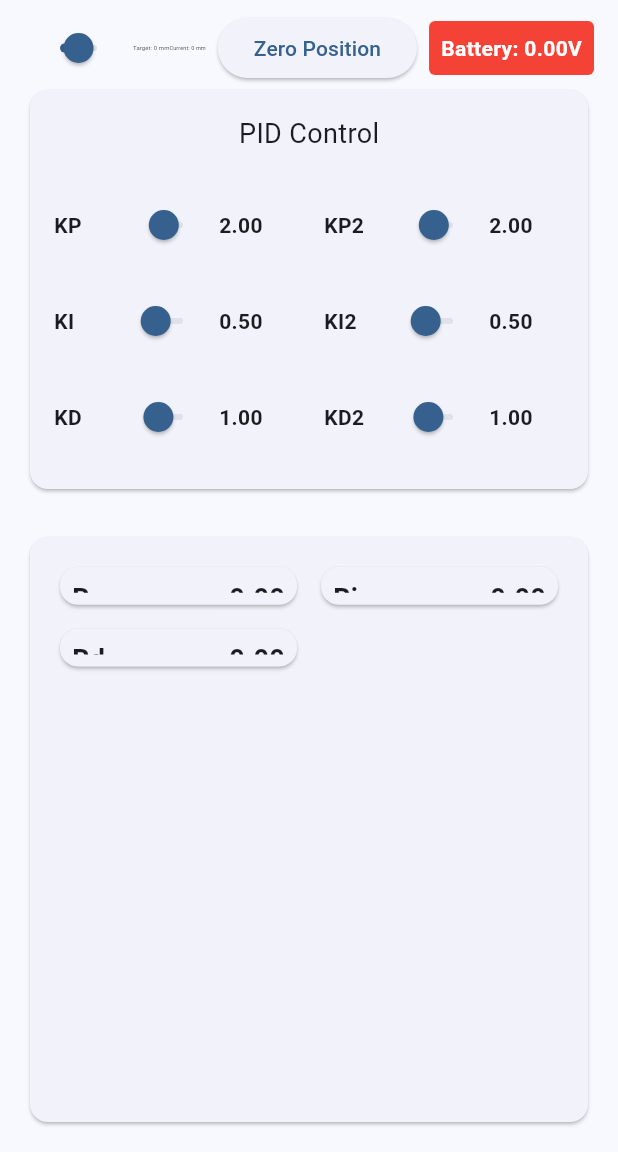
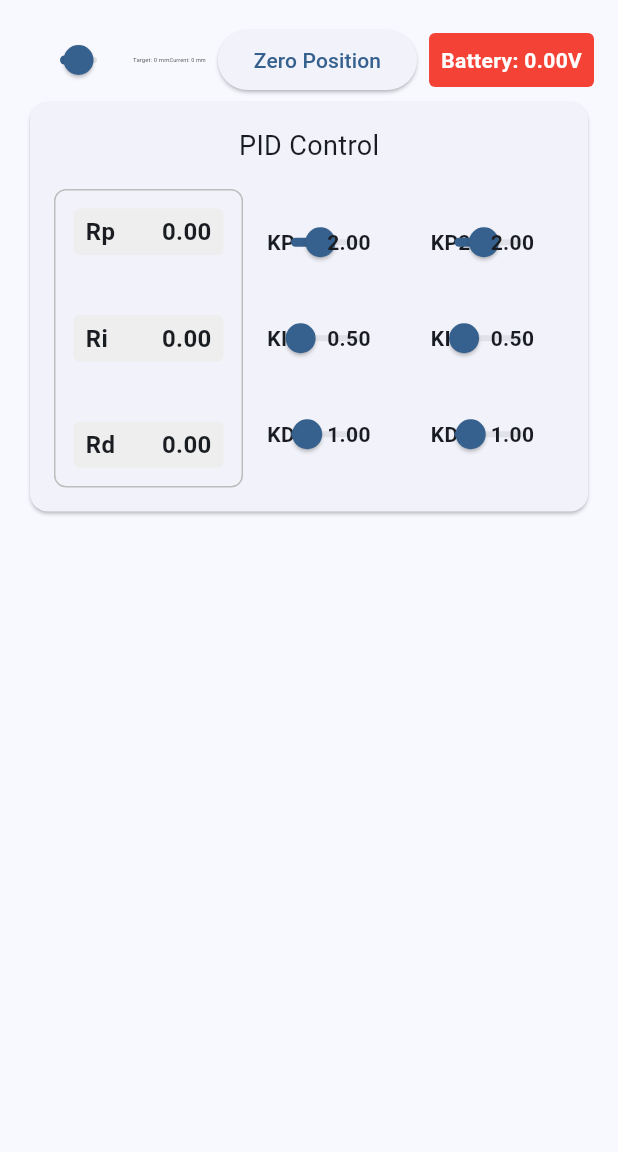
Before and after one commit to Usimian/two_bot_flutter, a Flutter app: the screen it shows after launch, on a phone screen of 412 x 824 dp, the part 84-1236 px from its top. Run offline on Flutter 3.47's test engine with Material 3 defaults, Android fonts, the phone set to English and light mode, and no system bars; missing offline and left inert: mqtt_client.

Commit message:
Rearranged PID section

```diff
--- a/lib/main.dart
+++ b/lib/main.dart
@@ -4,10 +4,7 @@ import 'package:mqtt_client/mqtt_client.dart';
 import 'package:mqtt_client/mqtt_server_client.dart';
 import 'package:logging/logging.dart';
 import 'dart:async';
-import 'dart:convert'; // Import dart:convert for json.decode
 import 'models/robot_state.dart';
-import 'services/tcp_client.dart';
-import 'widgets/parameter_display.dart';
 import 'widgets/position_control.dart';
 
 // MQTT Topics
@@ -71,7 +68,6 @@ class DashboardScreen extends StatefulWidget {
 class _DashboardScreenState extends State<DashboardScreen> {
   static const String _mqttServerIp = '192.168.1.167'; // Update this to your robot's IP address
   late RobotState _robotState;
-  late TcpClient _tcpClient;
   late MqttServerClient _mqttClient;
   final _logger = Logger('DashboardScreen');
   bool _isMqttConnected = false;
@@ -84,7 +80,6 @@ class _DashboardScreenState extends State<DashboardScreen> {
   void initState() {
     super.initState();
     _robotState = context.read<RobotState>();
-    _tcpClient = TcpClient(_robotState);
     _setupMqttClient();
 
     // Start periodic connection check
@@ -271,7 +266,6 @@ class _DashboardScreenState extends State<DashboardScreen> {
     _connectionCheckTimer?.cancel();
     _statusCheckTimer?.cancel();
     _statusTimeoutTimer?.cancel();
-    _tcpClient.disconnect();
     _mqttClient.disconnect();
     super.dispose();
   }
@@ -311,19 +305,8 @@ class _DashboardScreenState extends State<DashboardScreen> {
       body: Column(
         children: [
           Padding(
-            padding: const EdgeInsets.symmetric(horizontal: 16.0, vertical: 8.0),
+            padding: const EdgeInsets.all(16.0),
             child: PositionControl(mqttClient: _mqttClient),
-          ),
-          Expanded(
-            child: Padding(
-              padding: const EdgeInsets.all(16.0),
-              child: Card(
-                child: Padding(
-                  padding: const EdgeInsets.all(16.0),
-                  child: ParameterDisplay(mqttClient: _mqttClient),
-                ),
-              ),
-            ),
           ),
         ],
       ),
--- a/lib/widgets/parameter_display.dart
+++ b/lib/widgets/parameter_display.dart
@@ -15,24 +15,18 @@ class ParameterDisplay extends StatelessWidget {
   Widget build(BuildContext context) {
     return Consumer<RobotState>(
       builder: (context, robotState, child) {
-        return LayoutBuilder(
-          builder: (context, constraints) {
-            // Adjust grid columns based on width
-            int crossAxisCount = constraints.maxWidth < 600 ? 2 : 3;
-
-            return GridView.count(
-              crossAxisCount: crossAxisCount,
-              childAspectRatio: 5.0,
-              shrinkWrap: true,
-              mainAxisSpacing: 8,
-              crossAxisSpacing: 8,
-              children: [
-                _buildParameterTile(context, 'Rp', robotState.rp),
-                _buildParameterTile(context, 'Ri', robotState.ri),
-                _buildParameterTile(context, 'Rd', robotState.rd),
-              ],
-            );
-          }
+        return SizedBox(
+          width: 120, // Fixed width for the column
+          child: Column(
+            mainAxisSize: MainAxisSize.min,
+            children: [
+              _buildParameterTile(context, 'Rp', robotState.rp),
+              const SizedBox(height: 8),
+              _buildParameterTile(context, 'Ri', robotState.ri),
+              const SizedBox(height: 8),
+              _buildParameterTile(context, 'Rd', robotState.rd),
+            ],
+          ),
         );
       },
     );
--- a/lib/widgets/position_control.dart
+++ b/lib/widgets/position_control.dart
@@ -136,6 +136,26 @@ class _PositionControlState extends State<PositionControl> {
                           const SizedBox(height: 16),
                           Row(
                             children: [
+                              // R Values Column
+                              Container(
+                                padding: const EdgeInsets.all(12),
+                                decoration: BoxDecoration(
+                                  border: Border.all(color: Colors.grey[400]!),
+                                  borderRadius: BorderRadius.circular(8),
+                                ),
+                                child: Column(
+                                  mainAxisAlignment: MainAxisAlignment.spaceEvenly,
+                                  children: [
+                                    _buildRValueDisplay("Rp", robotState.rp),
+                                    const SizedBox(height: 40),
+                                    _buildRValueDisplay("Ri", robotState.ri),
+                                    const SizedBox(height: 40),
+                                    _buildRValueDisplay("Rd", robotState.rd),
+                                  ],
+                                ),
+                              ),
+                              const SizedBox(width: 16),
+                              // PID Sliders
                               Expanded(
                                 child: Column(
                                   children: [
@@ -220,6 +240,26 @@ class _PositionControlState extends State<PositionControl> {
                         const SizedBox(height: 16),
                         Row(
                           children: [
+                            // R Values Column
+                            Container(
+                                padding: const EdgeInsets.all(12),
+                                decoration: BoxDecoration(
+                                  border: Border.all(color: Colors.grey[400]!),
+                                  borderRadius: BorderRadius.circular(8),
+                                ),
+                                child: Column(
+                                  mainAxisAlignment: MainAxisAlignment.spaceEvenly,
+                                  children: [
+                                    _buildRValueDisplay("Rp", robotState.rp),
+                                    const SizedBox(height: 40),
+                                    _buildRValueDisplay("Ri", robotState.ri),
+                                    const SizedBox(height: 40),
+                                    _buildRValueDisplay("Rd", robotState.rd),
+                                  ],
+                                ),
+                              ),
+                            const SizedBox(width: 16),
+                            // PID Sliders
                             Expanded(
                               child: Column(
                                 children: [
@@ -332,6 +372,36 @@ class _PositionControlState extends State<PositionControl> {
     );
   }
 
+  Widget _buildRValueDisplay(String label, double value) {
+    return Container(
+      width: 100,
+      padding: const EdgeInsets.symmetric(horizontal: 8, vertical: 4),
+      decoration: BoxDecoration(
+        color: Colors.grey[200],
+        borderRadius: BorderRadius.circular(4),
+      ),
+      child: Row(
+        mainAxisAlignment: MainAxisAlignment.spaceBetween,
+        children: [
+          Text(
+            label,
+            style: const TextStyle(
+              fontWeight: FontWeight.bold,
+              fontSize: 16,
+            )
+          ),
+          Text(
+            value.toStringAsFixed(2),
+            style: const TextStyle(
+              fontWeight: FontWeight.bold,
+              fontSize: 16,
+            ),
+          ),
+        ],
+      ),
+    );
+  }
+
   void _sendPidUpdate(String parameter, double value) {
     if (widget.mqttClient.connectionStatus?.state == MqttConnectionState.connected) {
       final builder = MqttClientPayloadBuilder();
```
Also changed, not shown: lib/services/tcp_client.dart (deleted, +0 -88 lines), 1 other file.
